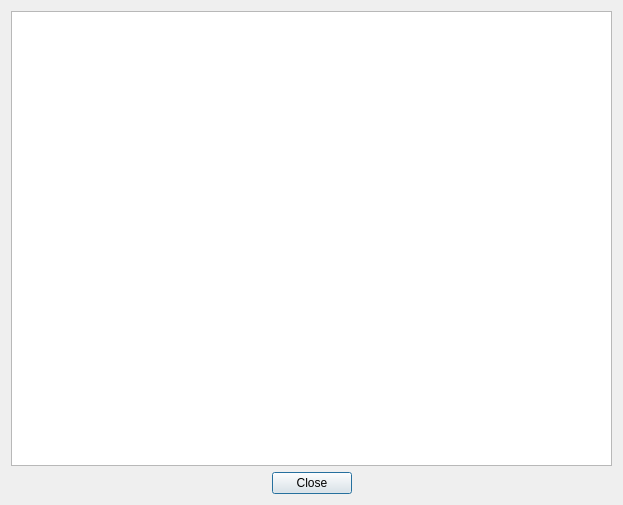
Old version of the form admin_client/client_gui/app/DataView/forms/DataViewDialog.ui in the repository deskos-xp/SaffronServer.
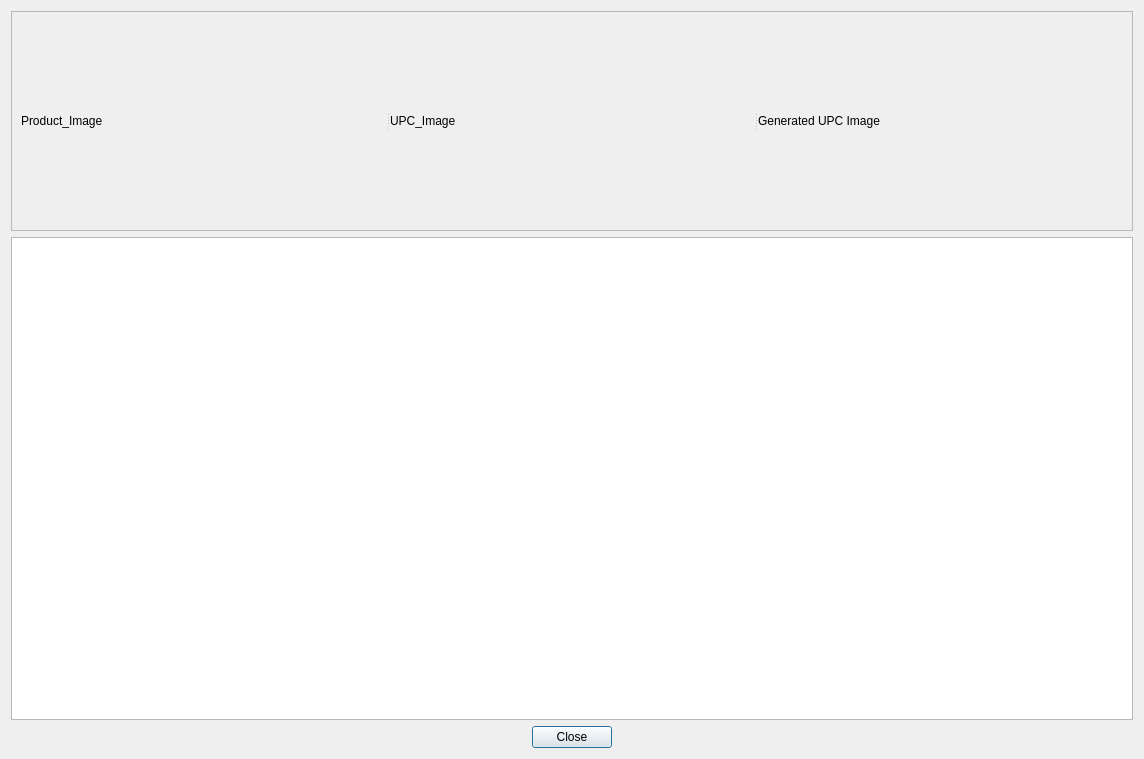
New version of the form.

Commit message: finished search data view dialog, more to come later

```diff
--- a/admin_client/client_gui/app/DataView/forms/DataViewDialog.ui
+++ b/admin_client/client_gui/app/DataView/forms/DataViewDialog.ui
@@ -6,18 +6,15 @@
    <rect>
     <x>0</x>
     <y>0</y>
-    <width>623</width>
-    <height>505</height>
+    <width>1144</width>
+    <height>759</height>
    </rect>
   </property>
   <property name="windowTitle">
    <string>Dialog</string>
   </property>
   <layout class="QGridLayout" name="gridLayout">
-   <item row="0" column="0">
-    <widget class="QTableView" name="dataView"/>
-   </item>
-   <item row="1" column="0">
+   <item row="2" column="0">
     <widget class="QDialogButtonBox" name="confirm">
      <property name="orientation">
       <enum>Qt::Horizontal</enum>
@@ -30,6 +27,88 @@
      </property>
     </widget>
    </item>
+   <item row="1" column="0">
+    <widget class="QTableView" name="dataView"/>
+   </item>
+   <item row="0" column="0">
+    <widget class="QFrame" name="frame">
+     <property name="frameShape">
+      <enum>QFrame::StyledPanel</enum>
+     </property>
+     <property name="frameShadow">
+      <enum>QFrame::Raised</enum>
+     </property>
+     <layout class="QGridLayout" name="gridLayout_2">
+      <item row="0" column="0">
+       <widget class="QSplitter" name="splitter">
+        <property name="orientation">
+         <enum>Qt::Horizontal</enum>
+        </property>
+        <widget class="QLabel" name="product_image">
+         <property name="minimumSize">
+          <size>
+           <width>200</width>
+           <height>200</height>
+          </size>
+         </property>
+         <property name="maximumSize">
+          <size>
+           <width>400</width>
+           <height>400</height>
+          </size>
+         </property>
+         <property name="text">
+          <string>Product_Image</string>
+         </property>
+         <property name="scaledContents">
+          <bool>true</bool>
+         </property>
+        </widget>
+        <widget class="QLabel" name="upc_image">
+         <property name="minimumSize">
+          <size>
+           <width>200</width>
+           <height>200</height>
+          </size>
+         </property>
+         <property name="maximumSize">
+          <size>
+           <width>400</width>
+           <height>400</height>
+          </size>
+         </property>
+         <property name="text">
+          <string>UPC_Image</string>
+         </property>
+         <property name="scaledContents">
+          <bool>true</bool>
+         </property>
+        </widget>
+        <widget class="QLabel" name="generated_upc">
+         <property name="minimumSize">
+          <size>
+           <width>200</width>
+           <height>200</height>
+          </size>
+         </property>
+         <property name="maximumSize">
+          <size>
+           <width>400</width>
+           <height>400</height>
+          </size>
+         </property>
+         <property name="text">
+          <string>Generated UPC Image</string>
+         </property>
+         <property name="scaledContents">
+          <bool>true</bool>
+         </property>
+        </widget>
+       </widget>
+      </item>
+     </layout>
+    </widget>
+   </item>
   </layout>
  </widget>
  <resources/>
```
The commit also changes 13 other files.
